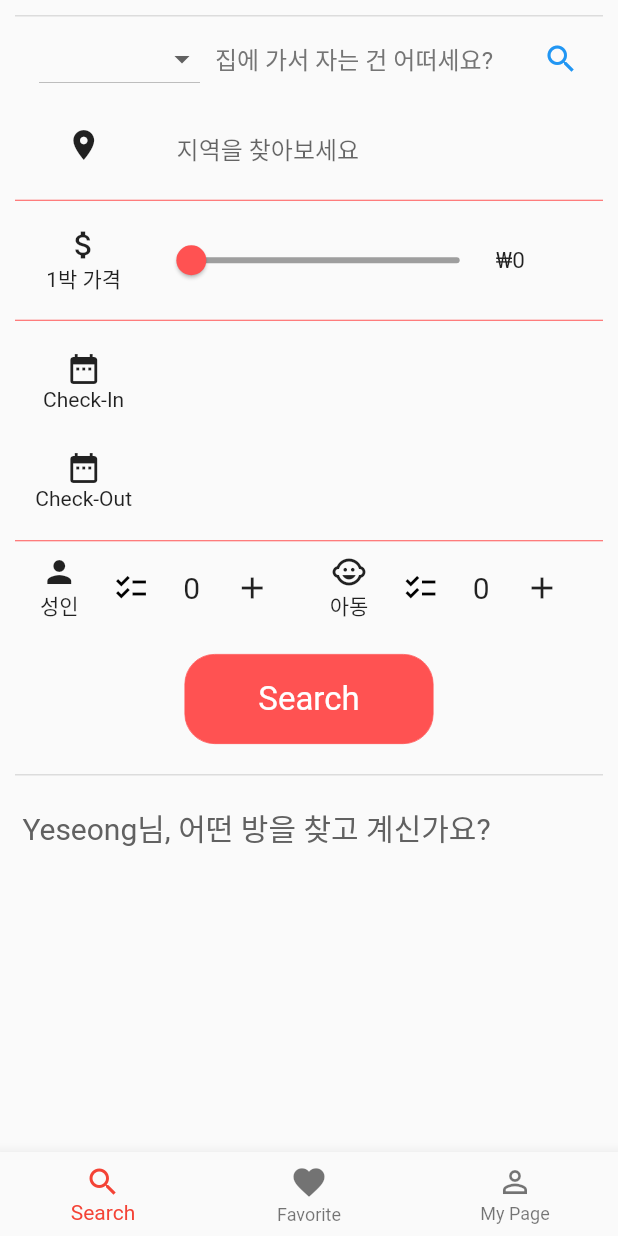
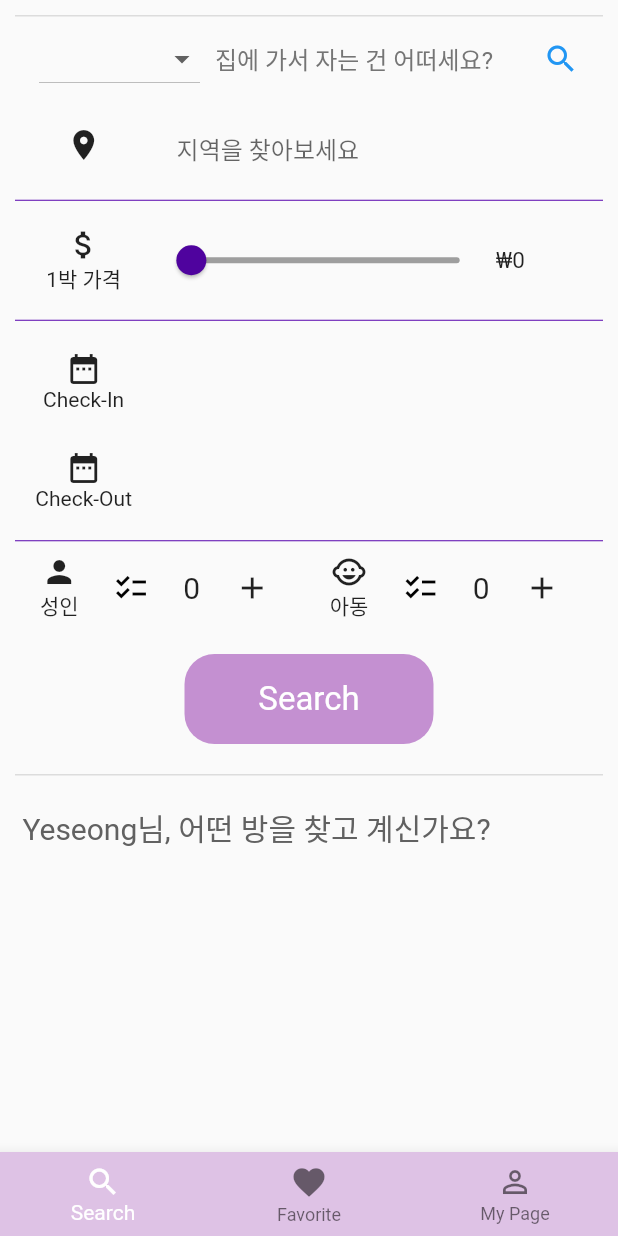
Before and after one commit to KwonYeseong/moAppProject, a Flutter app: the HomePage screen opened directly, after a tap on "집에 가서 자는 건 어떠세요?", on a phone screen of 412 x 824 dp. Run offline on Flutter 3.47's test engine with Material 2 defaults, Android fonts, the phone set to English and light mode, and no system bars; our stand-ins replace cloud_firestore, firebase_auth, firebase_core, firebase_storage, google_sign_in, image_picker; missing offline and left inert: flutter_cupertino_date_picker; accounts and stored records are empty; network calls fail; statements that could not run were skipped.

```diff
--- /dev/null
+++ b/lib/color.dart
@@ -0,0 +1,20 @@
+import 'package:flutter/material.dart';
+
+Color Red1 =  Color.fromRGBO(238, 137, 134, 1.0);
+Color Red2 =  Color.fromRGBO(235, 98, 93, 1.0);
+Color Red3 =  Color.fromRGBO(234, 66, 56, 1.0);
+Color Red4 =  Color.fromRGBO(188, 51, 42, 1.0);
+Color Red5 =  Color.fromRGBO(168, 44, 37, 1.0);
+
+Color purple1 = Color.fromRGBO(196, 144, 209, 1.0);
+Color purple2 = Color.fromRGBO(233, 210, 244, 1.0);
+
+Color purple4 = Color.fromRGBO(157, 120, 185, 1.0);
+Color purple3_1 = Color.fromRGBO(157, 120, 185, 0.2);
+Color purple5 = Color.fromRGBO(102, 44, 145, 1.0);
+
+Color accpurple = Color.fromRGBO(86, 3, 173, 1.0);
+Color accpurple1 = Color.fromRGBO(79, 3, 158, 1.0);
+
+Color pur1 = Color.fromRGBO(222, 194, 229, 1.0);
+Color pur2 = Color.fromRGBO(196, 144, 209, 1.0);
--- a/lib/grey.dart
+++ b/lib/grey.dart
@@ -1,13 +1,10 @@
 import 'package:flutter/material.dart';
 import 'package:flutter_moapp_project/userInfo.dart' as userInfo;
 
-import 'package:flutter_moapp_project/model/house.dart';
-import 'package:flutter_moapp_project/model/house_repository.dart';
-import 'search.dart';
 import 'Detail.dart';
-import 'package:numberpicker/numberpicker.dart';
 import 'package:cloud_firestore/cloud_firestore.dart';
 import 'DB.dart';
+import 'color.dart';
 
 class AccentColorOverride extends StatelessWidget {
   const AccentColorOverride({Key key, this.color, this.child})
@@ -25,32 +22,20 @@ class AccentColorOverride extends StatelessWidget {
   }
 }
 
-
 class Grey extends StatefulWidget {
   @override
   _GreyState createState() => new  _GreyState();
 }
 
-
-
-
-
 class _GreyState extends State<Grey> {
   String home_location = '';
   int home_price = 0;
-
-
-
   final myController = TextEditingController();
-
   int slider_price = 0;
 
-  // double e=4.00;
   String message;
   final _scaffoldKey = new GlobalKey<ScaffoldState>();
 
-
-//dropdownbutton
   String _value = null;
   String _datevalue1 = '';
   String _datevalue2 = '';
@@ -77,17 +62,12 @@ class _GreyState extends State<Grey> {
     if(picked != null) setState(() => _datevalue2 = picked.toString());
   }
 
-
-
   @override
   void dispose() {
     // Clean up the controller when the Widget is disposed
     myController.dispose();
     super.dispose();
-
-
   }
-
 
   final color = Colors.grey;
   final tagColor = Colors.redAccent;
@@ -180,15 +160,9 @@ class _GreyState extends State<Grey> {
   }
 
   Widget _buildGridList(BuildContext context, List<DocumentSnapshot> snapshot) {
-    return
-      //  Expanded(
-      //     child:
-      ListView(
-
+    return ListView(
         children: snapshot.map((data) => _buildGridListItem(context, data))
             .toList(),
-
-        // ),
       );
   }
 
@@ -309,7 +283,7 @@ class _GreyState extends State<Grey> {
                                   children: <Widget>[
                                     Container(
 
-                                      child:   Icon(Icons.home,color: tagColor,),
+                                      child:   Icon(Icons.home,color: purple5,),
                                       width: MediaQuery.of(context).size.width/17,
                                     ),
 
@@ -378,7 +352,8 @@ class _GreyState extends State<Grey> {
                       ),
 
 
-                      Divider(color: tagColor, height: 15.0,),
+                      Divider(color: accpurple, height: 15.0,),
+
 
                       //   Icon(Icons.monetization_on),
 
@@ -399,7 +374,7 @@ class _GreyState extends State<Grey> {
                           Container(
                             width: MediaQuery.of(context).size.width/1.8,
                             child:     Slider(
-                                activeColor: tagColor,
+                                activeColor: accpurple1,
                                 inactiveColor: color,
                                 value: slider_price.toDouble(),
                                 max: 150000, min: 0.0, divisions: 150,
@@ -419,7 +394,7 @@ class _GreyState extends State<Grey> {
 
 
 
-                      Divider(color: tagColor, height: 15.0,),
+                      Divider(color: accpurple, height: 15.0,),
 
                       Column(
                         mainAxisAlignment: MainAxisAlignment.spaceEvenly,
@@ -490,7 +465,8 @@ class _GreyState extends State<Grey> {
                       ),
 
 
-                      Divider(color: tagColor, height: 15.0,),
+                      Divider(color: accpurple, height: 15.0,),
+
 
 
                       Row(
@@ -547,7 +523,7 @@ class _GreyState extends State<Grey> {
                       ),
 
                       InkWell(
-                        splashColor: Colors.redAccent,
+                        splashColor: Colors.deepPurpleAccent[100],
                         highlightColor: Colors.yellow,
                         child: Container(
                           width: MediaQuery.of(context).size.width/2,
@@ -560,11 +536,7 @@ class _GreyState extends State<Grey> {
                               decoration: new BoxDecoration(
 
                                 // color: Colors.blueGrey,
-                                  color: tagColor,
-                                  border: new Border.all(
-                                      color: tagColor,
-                                      width: 0.5
-                                  ),
+                                  color: pur2,
                                   borderRadius: new BorderRadius.circular(20.0)
                               ),
                               child: Text('Search',style: new TextStyle(color: Colors.white, fontSize: 22.0),)
--- a/lib/home.dart
+++ b/lib/home.dart
@@ -3,6 +3,7 @@ import 'package:flutter/cupertino.dart';
 import 'grey.dart';
 import 'mypage.dart';
 import 'favorite.dart';
+import 'color.dart';
 class HomePage extends StatefulWidget {
   HomePage():super();
 
@@ -12,71 +13,33 @@ class HomePage extends StatefulWidget {
 
 class _HomePageState extends State<HomePage> with SingleTickerProviderStateMixin {
   TabController controller;
+  int _currentIndex = 0;
 
-
-
-
-  ////
-  int _currentIndex = 0;
   final List<Widget> _children = [
-
     new Grey(),
     new FavoriteList(),
     new Mypage(),
   ];
-  ////
 
   @override
   Widget build(BuildContext context) {
-
-
-
-
     if(controller == null) {
       controller=new TabController(length: 4, vsync: this);
     }
     return new Scaffold(
-
-      /*
-        bottomNavigationBar: new Material (
-          child: new TabBar(
-            labelColor: Colors.redAccent, // Icon color
-            indicatorColor: Colors.black, // 어디있는지 알려주는거
-
-            tabs: <Tab> [
-              new Tab(icon: new Icon(Icons.search)),
-              //new Tab(icon: new Icon(Icons.add)),
-              //new Tab(icon: new Icon(Icons.star_border)),
-              //new Tab(icon: new Icon(Icons.chat_bubble_outline)),
-              new Tab(icon: new Icon(Icons.perm_identity))
-            ],
-            controller: controller,
+        body: _children[_currentIndex],
+        bottomNavigationBar : new Theme(
+          data: Theme.of(context).copyWith(
+              canvasColor: pur1
           ),
-          color: Colors.transparent,
-        ),
-
-
-        body: new TabBarView(
-          children: <Widget> [
-            new Grey(),
-            //new Hosting(),
-            new Mypage(),
-          ],
-          controller: controller,
-        )
-      */
-
-      body: _children[_currentIndex], // new
-      bottomNavigationBar: BottomNavigationBar(
-
-
-        fixedColor: Colors.red,
-
+          child : BottomNavigationBar(
+            fixedColor: Colors.white,
 
             onTap: onTabTapped, // new
             currentIndex: _currentIndex, // new
             items: [
               new BottomNavigationBarItem(
+
                 icon: new Icon(Icons.search),
                 backgroundColor: Colors.black,
                 title: Text('Search'),
@@ -90,22 +53,11 @@ class _HomePageState extends State<HomePage> with SingleTickerProviderStateMixin
                 icon: new Icon(Icons.perm_identity),
                 title: Text('My Page'),
               ),
-
-          //  new BottomNavigationBarItem(
-          //      icon: Icon(Icons.person),
-          //      title: Text('Profile')
-          //  )
             ],
           ),
-
-
-
-
-
+        )
     );
   }
-
-
   void onTabTapped(int index) {
     setState(() {
       _currentIndex = index;
```
Also changed, not shown: lib/Detail.dart (+48 -1 lines), lib/favorite.dart (+107 -41 lines), lib/favoriteItem.dart (+24 -19 lines). Lines whose indentation alone changed are shown as unchanged.
